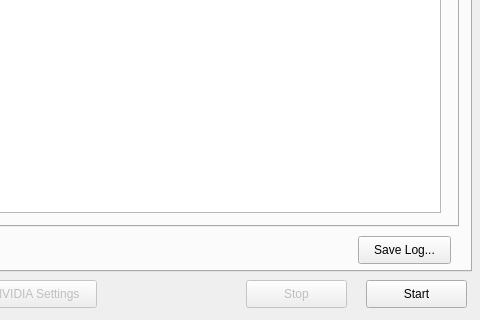
Qt form render_algorithms/dscp4/dscp4-qt/ui/mainwindow.ui (itsermo/holovideo-algorithms) before a commit; both pictures show x 174 to 654 and y 340 to 660 of the 654 by 660 pixel window.
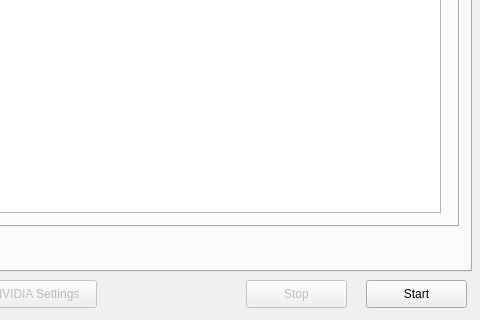
The same form after that commit. The open tabs and pages were chosen to show the change.

The edit to the form file:
```diff
--- a/render_algorithms/dscp4/dscp4-qt/ui/mainwindow.ui
+++ b/render_algorithms/dscp4/dscp4-qt/ui/mainwindow.ui
@@ -2850,22 +2850,6 @@
      <attribute name="title">
       <string>&amp;Log</string>
      </attribute>
-     <widget class="QPushButton" name="saveLogButton">
-      <property name="geometry">
-       <rect>
-        <x>520</x>
-        <y>540</y>
-        <width>93</width>
-        <height>28</height>
-       </rect>
-      </property>
-      <property name="toolTip">
-       <string>&lt;html&gt;&lt;head/&gt;&lt;body&gt;&lt;p&gt;Dumps the log buffer to a readable text file&lt;/p&gt;&lt;/body&gt;&lt;/html&gt;</string>
-      </property>
-      <property name="text">
-       <string>Save Log...</string>
-      </property>
-     </widget>
      <widget class="QPushButton" name="clearLogButton">
       <property name="geometry">
        <rect>
```
Left out of the diff: 2 changed lines with no effect on the pictures.
